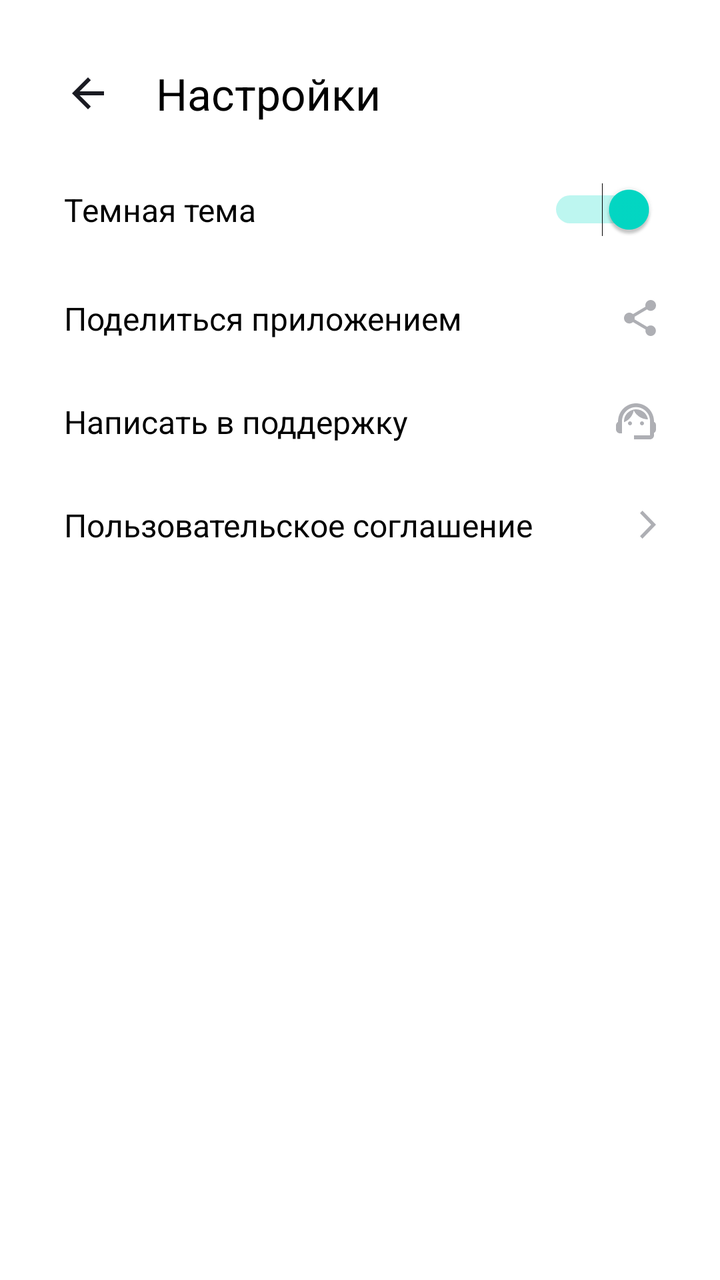
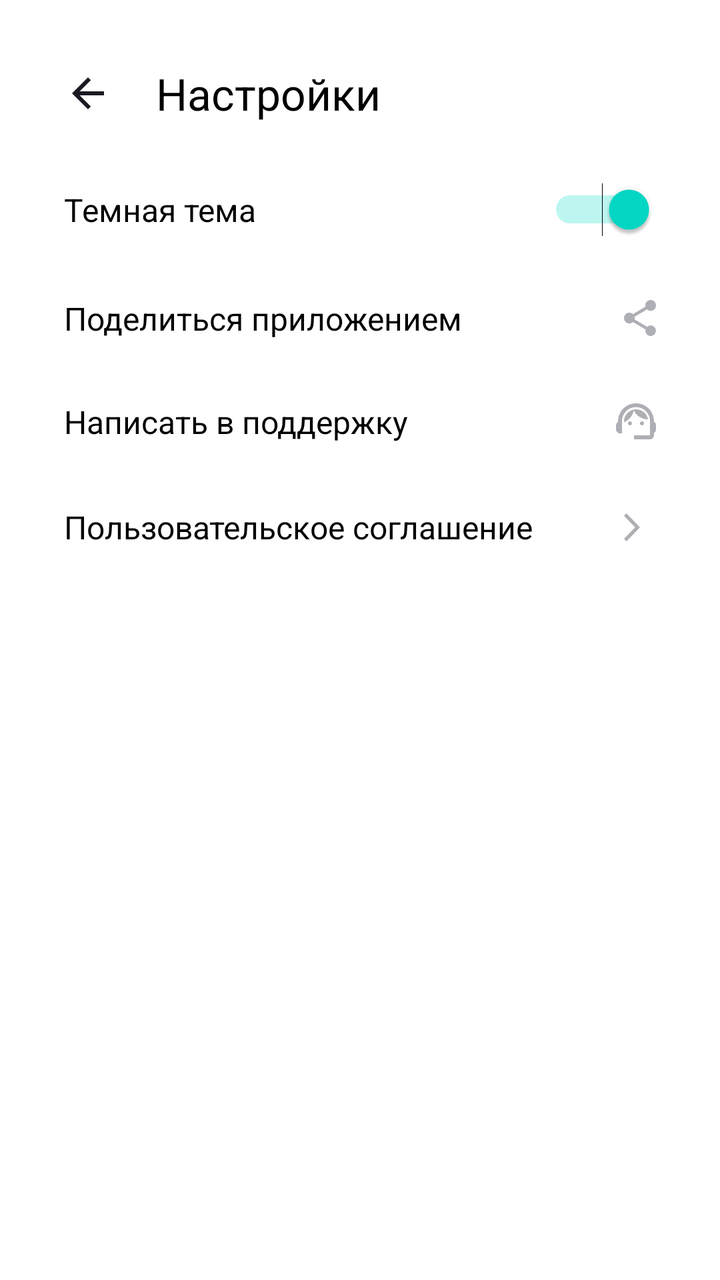

Screens rendered from an Android XML layout before and after an edit, with the pre-edit source and the edit as a unified diff.
<!-- AndroidManifest.xml: application theme Theme.MaterialComponents.DayNight.NoActionBar -->
<!-- res/layout/activity_settings.xml -->
<?xml version="1.0" encoding="utf-8"?>
<LinearLayout xmlns:android="http://schemas.android.com/apk/res/android"
    xmlns:app="http://schemas.android.com/apk/res-auto"
    android:layout_width="match_parent"
    android:layout_height="match_parent"
    android:orientation="vertical"
    android:paddingLeft="32dp"
    android:paddingRight="32dp"
    android:paddingBottom="32dp"
    android:paddingTop="22dp">

    <LinearLayout
        android:layout_width="match_parent"
        android:layout_height="wrap_content"
        android:layout_marginTop="10dp"
        android:layout_marginBottom="20dp"
        android:gravity="center_vertical"
        android:orientation="horizontal">

        <ImageView
            android:id="@+id/settings_back"
            android:layout_width="wrap_content"
            android:layout_height="wrap_content"
            android:layout_marginEnd="22dp"
            android:contentDescription="arrow"
            android:scaleType="centerInside"
            android:src="@drawable/arrowback" />


        <TextView
            android:layout_width="wrap_content"
            android:layout_height="wrap_content"
            android:text="@string/settings"
            android:textColor="@color/black"
            android:textSize="@dimen/text_size_title" />

    </LinearLayout>

    <LinearLayout
        android:layout_width="match_parent"
        android:layout_height="wrap_content"
        android:layout_marginTop="10dp"
        android:layout_marginBottom="20dp"
        android:gravity="center_vertical"
        android:orientation="horizontal">

        <TextView
            android:layout_width="0dp"
            android:layout_height="wrap_content"
            android:layout_weight="1"
            android:text="@string/dark_theme"
            android:textColor="@color/black"
            android:textSize="@dimen/text_size_medium" />

        <Switch
            android:id="@+id/switch_notifications"
            android:layout_width="wrap_content"
            android:layout_height="wrap_content"
            android:checked="true" />

    </LinearLayout>

    <LinearLayout
        android:layout_width="match_parent"
        android:layout_height="wrap_content"
        android:layout_marginTop="10dp"
        android:layout_marginBottom="20dp"
        android:gravity="center_vertical"
        android:orientation="horizontal">

        <TextView
            android:layout_width="0dp"
            android:layout_height="wrap_content"
            android:layout_weight="1"
            android:text="@string/share"
            android:textColor="@color/black"
            android:textSize="@dimen/text_size_medium" />

        <ImageView
            android:layout_width="wrap_content"
            android:layout_height="wrap_content"
            android:layout_marginStart="16dp"
            android:contentDescription="arrow"
            android:scaleType="centerInside"
            android:src="@drawable/share" />

    </LinearLayout>

    <LinearLayout
        android:layout_width="match_parent"
        android:layout_height="wrap_content"
        android:layout_marginTop="10dp"
        android:layout_marginBottom="20dp"
        android:gravity="center_vertical"
        android:orientation="horizontal">

        <TextView
            android:layout_width="0dp"
            android:layout_height="wrap_content"
            android:layout_weight="1"
            android:text="@string/support"
            android:textColor="@color/black"
            android:textSize="@dimen/text_size_medium" />

        <ImageView
            android:layout_width="wrap_content"
            android:layout_height="wrap_content"
            android:layout_marginStart="16dp"
            android:contentDescription="arrow"
            android:scaleType="centerInside"
            android:src="@drawable/support" />

    </LinearLayout>

    <LinearLayout
        android:layout_width="match_parent"
        android:layout_height="wrap_content"
        android:layout_marginTop="10dp"
        android:layout_marginBottom="20dp"
        android:gravity="center_vertical"
        android:orientation="horizontal">

        <TextView
            android:layout_width="0dp"
            android:layout_height="wrap_content"
            android:layout_weight="1"
            android:text="@string/agreement"
            android:textColor="@color/black"
            android:textSize="@dimen/text_size_medium" />

        <ImageView
            android:layout_width="wrap_content"
            android:layout_height="wrap_content"
            android:layout_marginStart="16dp"
            android:contentDescription="arrow"
            android:scaleType="centerInside"
            android:src="@drawable/arrowforward" />

    </LinearLayout>

</LinearLayout>
<!-- resources referenced by this layout -->
<resources>
  <color name="black">#FF000000</color>
  <dimen name="text_size_medium">16sp</dimen>
  <dimen name="text_size_title">22sp</dimen>
  <!-- drawable arrowback (drawable) -->
  <vector xmlns:android="http://schemas.android.com/apk/res/android"
      android:width="24dp"
      android:height="24dp"
      android:viewportWidth="24"
      android:viewportHeight="24">
    <group>
      <clip-path
          android:pathData="M0,0h24v24h-24z"/>
      <path
          android:pathData="M20,11H7.83L13.42,5.41L12,4L4,12L12,20L13.41,18.59L7.83,13H20V11Z"
          android:fillColor="#1A1B22"/>
    </group>
  </vector>
  <!-- drawable arrowforward (drawable) -->
  <vector xmlns:android="http://schemas.android.com/apk/res/android"
      android:width="8dp"
      android:height="14dp"
      android:viewportWidth="8"
      android:viewportHeight="14">
    <path
        android:pathData="M0,12.748L1.213,14L8,7L1.213,0L0,1.252L5.573,7L0,12.748Z"
        android:fillColor="#AEAFB4"/>
  </vector>
  <!-- drawable share (drawable) -->
  <vector xmlns:android="http://schemas.android.com/apk/res/android"
      android:width="16dp"
      android:height="18dp"
      android:viewportWidth="16"
      android:viewportHeight="18">
    <path
        android:pathData="M13.333,12.723C12.658,12.723 12.053,12.994 11.591,13.419L5.253,9.669C5.298,9.461 5.333,9.253 5.333,9.036C5.333,8.819 5.298,8.611 5.253,8.404L11.52,4.69C12,5.142 12.631,5.422 13.333,5.422C14.809,5.422 16,4.211 16,2.711C16,1.211 14.809,0 13.333,0C11.858,0 10.667,1.211 10.667,2.711C10.667,2.928 10.702,3.136 10.747,3.343L4.48,7.057C4,6.605 3.369,6.325 2.667,6.325C1.191,6.325 0,7.536 0,9.036C0,10.536 1.191,11.747 2.667,11.747C3.369,11.747 4,11.467 4.48,11.015L10.809,14.774C10.764,14.964 10.738,15.163 10.738,15.361C10.738,16.816 11.902,18 13.333,18C14.764,18 15.929,16.816 15.929,15.361C15.929,13.907 14.764,12.723 13.333,12.723Z"
        android:fillColor="#AEAFB4"/>
  </vector>
  <!-- drawable support (drawable) -->
  <vector xmlns:android="http://schemas.android.com/apk/res/android"
      android:width="20dp"
      android:height="18dp"
      android:viewportWidth="20"
      android:viewportHeight="18">
    <path
        android:pathData="M19,9.22C19,3.73 14.74,0 10,0C5.31,0 1,3.65 1,9.28C0.4,9.62 0,10.26 0,11V13C0,14.1 0.9,15 2,15H3V8.9C3,5.03 6.13,1.9 10,1.9C13.87,1.9 17,5.03 17,8.9V16H9V18H17C18.1,18 19,17.1 19,16V14.78C19.59,14.47 20,13.86 20,13.14V10.84C20,10.14 19.59,9.53 19,9.22Z"
        android:fillColor="#AEAFB4"/>
    <path
        android:pathData="M7,11C7.552,11 8,10.552 8,10C8,9.448 7.552,9 7,9C6.448,9 6,9.448 6,10C6,10.552 6.448,11 7,11Z"
        android:fillColor="#AEAFB4"/>
    <path
        android:pathData="M13,11C13.552,11 14,10.552 14,10C14,9.448 13.552,9 13,9C12.448,9 12,9.448 12,10C12,10.552 12.448,11 13,11Z"
        android:fillColor="#AEAFB4"/>
    <path
        android:pathData="M16,8.03C15.52,5.18 13.04,3 10.05,3C7.02,3 3.76,5.51 4.02,9.45C6.49,8.44 8.35,6.24 8.88,3.56C10.19,6.19 12.88,8 16,8.03Z"
        android:fillColor="#AEAFB4"/>
  </vector>
  <string name="agreement">Пользовательское соглашение</string>
  <string name="dark_theme">Темная тема</string>
  <string name="settings">Настройки</string>
  <string name="share">Поделиться приложением</string>
  <string name="support">Написать в поддержку</string>
</resources>

<!-- the commit's change to res/layout/activity_settings.xml (unified diff, before → after) -->
@@ -24,7 +24,7 @@
             android:layout_marginEnd="22dp"
             android:contentDescription="arrow"
             android:scaleType="centerInside"
-            android:src="@drawable/arrowback" />
+            android:src="@drawable/ic_back_arrow_24" />
 
 
         <TextView
@@ -134,7 +134,7 @@
             android:layout_marginStart="16dp"
             android:contentDescription="arrow"
             android:scaleType="centerInside"
-            android:src="@drawable/arrowforward" />
+            android:src="@drawable/ic_forward_arrow_24" />
 
     </LinearLayout>
 
<!-- resource entries referenced after the edit -->
@@ -3,7 +3,7 @@
   <color name="black">#FF000000</color>
   <dimen name="text_size_medium">16sp</dimen>
   <dimen name="text_size_title">22sp</dimen>
-  <!-- drawable arrowback (drawable) -->
+  <!-- drawable ic_back_arrow_24 (drawable) -->
   <vector xmlns:android="http://schemas.android.com/apk/res/android"
       android:width="24dp"
       android:height="24dp"
@@ -17,14 +17,14 @@
           android:fillColor="#1A1B22"/>
     </group>
   </vector>
-  <!-- drawable arrowforward (drawable) -->
+  <!-- drawable ic_forward_arrow_24 (drawable) -->
   <vector xmlns:android="http://schemas.android.com/apk/res/android"
-      android:width="8dp"
-      android:height="14dp"
-      android:viewportWidth="8"
-      android:viewportHeight="14">
+      android:width="24dp"
+      android:height="24dp"
+      android:viewportWidth="24"
+      android:viewportHeight="24">
     <path
-        android:pathData="M0,12.748L1.213,14L8,7L1.213,0L0,1.252L5.573,7L0,12.748Z"
+        android:pathData="M8,17.749L9.213,19L16,12L9.213,5L8,6.252L13.573,12L8,17.749Z"
         android:fillColor="#AEAFB4"/>
   </vector>
   <!-- drawable share (drawable) -->
